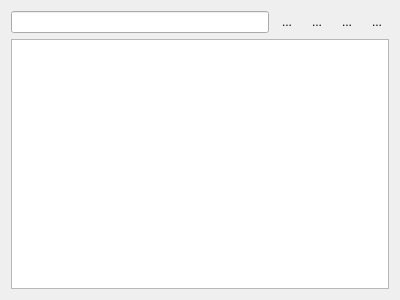
Old version of the form ui/GlobalVariables.ui in the repository MonroeQuantumNetworks/IonControl.
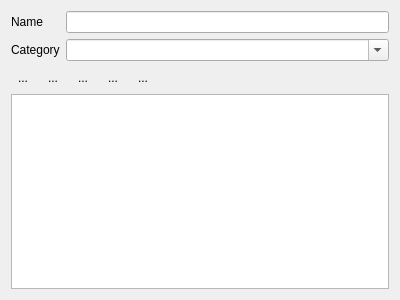
New version of the form. Icons and pictures are not drawn. Custom widgets are drawn as their Qt base class.

Commit message: Categorization works on global creation only

What changed in the file:
```diff
--- a/ui/GlobalVariables.ui
+++ b/ui/GlobalVariables.ui
@@ -15,18 +15,78 @@
   </property>
   <layout class="QVBoxLayout" name="verticalLayout">
    <item>
-    <layout class="QHBoxLayout" name="horizontalLayout">
-     <item>
+    <layout class="QFormLayout" name="formLayout">
+     <property name="fieldGrowthPolicy">
+      <enum>QFormLayout::AllNonFixedFieldsGrow</enum>
+     </property>
+     <item row="0" column="0">
+      <widget class="QLabel" name="label_2">
+       <property name="text">
+        <string>Name</string>
+       </property>
+      </widget>
+     </item>
+     <item row="1" column="0">
+      <widget class="QLabel" name="label">
+       <property name="sizePolicy">
+        <sizepolicy hsizetype="Minimum" vsizetype="Preferred">
+         <horstretch>0</horstretch>
+         <verstretch>0</verstretch>
+        </sizepolicy>
+       </property>
+       <property name="text">
+        <string>Category</string>
+       </property>
+      </widget>
+     </item>
+     <item row="0" column="1">
       <widget class="QLineEdit" name="newNameEdit"/>
      </item>
+     <item row="1" column="1">
+      <widget class="QComboBox" name="categoriesListComboBox">
+       <property name="toolTip">
+        <string>Separate subcategories by dots (a.b.c)</string>
+       </property>
+       <property name="editable">
+        <bool>true</bool>
+       </property>
+       <property name="frame">
+        <bool>true</bool>
+       </property>
+      </widget>
+     </item>
+    </layout>
+   </item>
+   <item>
+    <layout class="QHBoxLayout" name="horizontalLayout_3">
      <item>
-      <widget class="QToolButton" name="editClearButton">
+      <widget class="QToolButton" name="expandAllButton">
+       <property name="toolTip">
+        <string>expand all categories</string>
+       </property>
        <property name="text">
         <string>...</string>
        </property>
        <property name="icon">
         <iconset resource="Experiment.qrc">
-         <normaloff>:/openicon/icons/edit-clear-locationbar-rtl.png</normaloff>:/openicon/icons/edit-clear-locationbar-rtl.png</iconset>
+         <normaloff>:/other/icons/expand-all.png</normaloff>:/other/icons/expand-all.png</iconset>
+       </property>
+       <property name="autoRaise">
+        <bool>true</bool>
+       </property>
+      </widget>
+     </item>
+     <item>
+      <widget class="QToolButton" name="collapseAllButton">
+       <property name="toolTip">
+        <string>collapse all categories</string>
+       </property>
+       <property name="text">
+        <string>...</string>
+       </property>
+       <property name="icon">
+        <iconset resource="Experiment.qrc">
+         <normaloff>:/other/icons/collapse-all.png</normaloff>:/other/icons/collapse-all.png</iconset>
        </property>
        <property name="autoRaise">
         <bool>true</bool>
@@ -75,6 +135,19 @@
        </property>
       </widget>
      </item>
+     <item>
+      <spacer name="horizontalSpacer">
+       <property name="orientation">
+        <enum>Qt::Horizontal</enum>
+       </property>
+       <property name="sizeHint" stdset="0">
+        <size>
+         <width>40</width>
+         <height>20</height>
+        </size>
+       </property>
+      </spacer>
+     </item>
     </layout>
    </item>
    <item>
```
Left out of the diff: 34 changed lines with no effect on the pictures. The commit also changes 2 other files.
